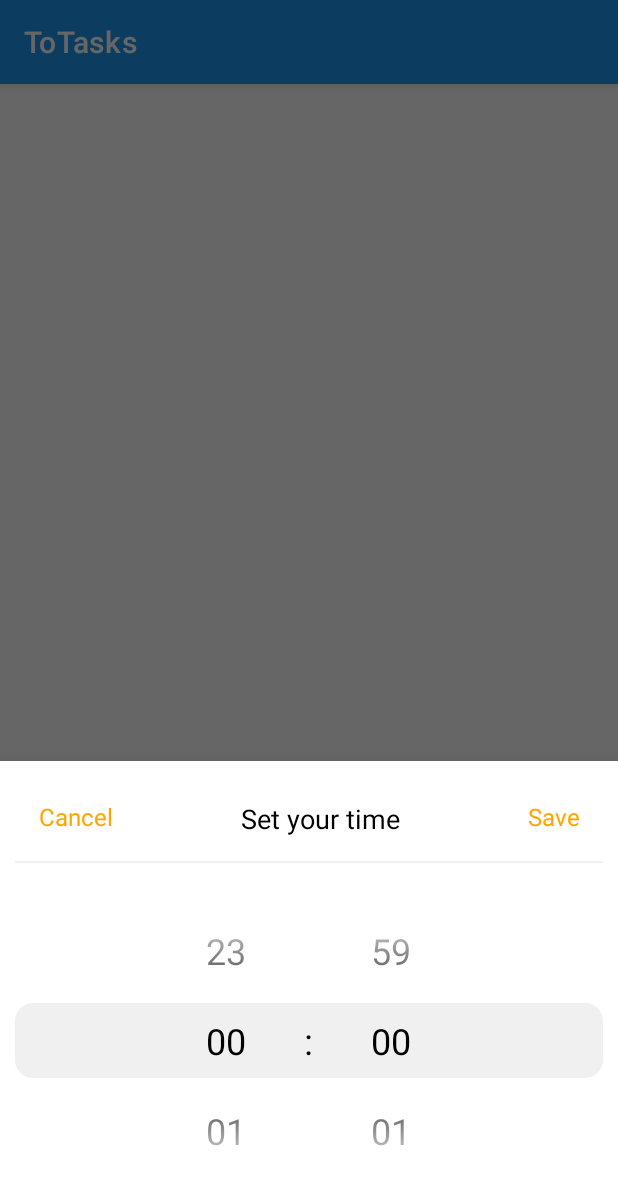
After one commit to LeQNha/DACN1_ToTasks, an Android app: the fragment TimePickerBottomSheetFragment shown on its own in the app's theme, on a phone screen of 412 x 824 dp. The commit adds this screen. Shown: the top 1185 px of the screen. Run offline under Robolectric (Android 15) with nearby library versions, the light colour scheme and no system bars.

Commit message:
Add UI fragment timepicker

```diff
--- /dev/null
+++ b/ToTasksApp/app/src/main/java/com/example/totasks/ui/fragments/TimePickerBottomSheetFragment.kt
@@ -0,0 +1,60 @@
+package com.example.totasks.ui.fragments
+
+import android.os.Bundle
+import android.view.LayoutInflater
+import android.view.View
+import android.view.ViewGroup
+import android.widget.NumberPicker
+import android.widget.TextView
+import androidx.fragment.app.Fragment
+import com.example.totasks.R
+import com.google.android.material.bottomsheet.BottomSheetDialogFragment
+
+class TimePickerBottomSheetFragment : BottomSheetDialogFragment() {
+
+    override fun onCreateView(
+        inflater: LayoutInflater, container: ViewGroup?,
+        savedInstanceState: Bundle?
+    ): View? {
+        val view = inflater.inflate(R.layout.fragment_time_picker_bottom_sheet, container, false)
+
+        // Ánh xạ NumberPicker thay vì TimePicker
+        val numberPickerHour = view.findViewById<NumberPicker>(R.id.numberPickerHour)
+        val numberPickerMin = view.findViewById<NumberPicker>(R.id.numberPickerMin)
+
+        // Cấu hình NumberPicker cho giờ
+        numberPickerHour.minValue = 0
+        numberPickerHour.maxValue = 23
+        numberPickerHour.value = 0  // Giá trị mặc định cho giờ
+        val hourRange = numberPickerHour.maxValue - numberPickerHour.minValue + 1
+        val displayedValuesHour = Array(hourRange) { String.format("%02d", it) }
+        numberPickerHour.displayedValues = displayedValuesHour
+        numberPickerHour.wrapSelectorWheel = true // Cho phép cuộn vòng qua các giá trị
+
+        // Cấu hình NumberPicker cho phút
+        numberPickerMin.minValue = 0
+        numberPickerMin.maxValue = 59
+        numberPickerMin.value = 0  // Giá trị mặc định cho phút
+        val minRange = numberPickerMin.maxValue - numberPickerMin.minValue + 1
+        val displayedValuesMin = Array(minRange) { String.format("%02d", it) }
+        numberPickerMin.displayedValues = displayedValuesMin
+        numberPickerMin.wrapSelectorWheel = true // Cho phép cuộn vòng qua các giá trị
+
+        val btnCancel = view.findViewById<TextView>(R.id.btnCancel)
+        val btnSave = view.findViewById<TextView>(R.id.btnSave)
+
+        btnCancel.setOnClickListener {
+            dismiss() // Đóng bottom sheet khi nhấn Cancel
+        }
+
+        btnSave.setOnClickListener {
+            val selectedHour = numberPickerHour.value
+            val selectedMinute = numberPickerMin.value
+
+            dismiss() // Đóng bottom sheet sau khi chọn
+        }
+
+
+        return view
+    }
+}
--- /dev/null
+++ b/ToTasksApp/app/src/main/res/drawable/bg_picker.xml
@@ -0,0 +1,6 @@
+<?xml version="1.0" encoding="utf-8"?>
+<shape xmlns:android="http://schemas.android.com/apk/res/android"
+    android:shape="rectangle">
+    <solid android:color="#F0F0F0" />
+    <corners android:radius="12dp"/>
+</shape>
--- /dev/null
+++ b/ToTasksApp/app/src/main/res/drawable/bg_time_picker.xml
@@ -0,0 +1,7 @@
+<!-- res/drawable/bg_time_picker.xml -->
+<shape xmlns:android="http://schemas.android.com/apk/res/android"
+    android:shape="rectangle">
+    <solid android:color="#FFFFFF"/>
+    <corners android:radius="16dp"/>
+    <padding android:left="10dp" android:top="10dp" android:right="10dp" android:bottom="10dp"/>
+</shape>
--- /dev/null
+++ b/ToTasksApp/app/src/main/res/layout/fragment_time_picker_bottom_sheet.xml
@@ -0,0 +1,106 @@
+<androidx.constraintlayout.widget.ConstraintLayout xmlns:android="http://schemas.android.com/apk/res/android"
+    xmlns:app="http://schemas.android.com/apk/res-auto"
+    xmlns:tools="http://schemas.android.com/tools"
+    android:layout_width="match_parent"
+    android:layout_height="wrap_content"
+    android:background="@drawable/bg_time_picker">
+
+
+    <LinearLayout
+        android:id="@+id/linear1"
+        android:layout_width="match_parent"
+        android:layout_height="wrap_content"
+        android:orientation="horizontal"
+        android:padding="16dp"
+        app:layout_constraintTop_toTopOf="parent"
+        app:layout_constraintStart_toStartOf="parent"
+        app:layout_constraintEnd_toEndOf="parent">
+
+        <TextView
+            android:id="@+id/btnCancel"
+            android:layout_width="wrap_content"
+            android:layout_height="wrap_content"
+            android:text="Cancel"
+            android:textColor="#FFA500"
+            android:textSize="16sp"
+            android:gravity="center"
+            android:layout_gravity="start"/>
+
+        <TextView
+            android:id="@+id/textTitle"
+            android:layout_width="0dp"
+            android:layout_height="wrap_content"
+            android:text="Set your time"
+            android:textColor="@color/black"
+            android:textSize="18sp"
+            android:gravity="center"
+            android:layout_weight="1"/>
+
+        <TextView
+            android:id="@+id/btnSave"
+            android:layout_width="wrap_content"
+            android:layout_height="wrap_content"
+            android:text="Save"
+            android:textColor="#FFA500"
+            android:textSize="16sp"
+            android:gravity="center"
+            android:layout_gravity="end"/>
+    </LinearLayout>
+    <View
+        android:layout_width="match_parent"
+        android:layout_height="1dp"
+        android:background="#F0F0F0"
+        app:layout_constraintTop_toBottomOf="@id/linear1"
+        app:layout_constraintStart_toStartOf="parent"
+        app:layout_constraintEnd_toEndOf="parent"/>
+
+    <!-- FrameLayout nằm dưới LinearLayout -->
+    <FrameLayout
+        android:layout_width="match_parent"
+        android:layout_height="wrap_content"
+        app:layout_constraintTop_toBottomOf="@id/linear1"
+        app:layout_constraintStart_toStartOf="parent"
+        app:layout_constraintEnd_toEndOf="parent"
+        android:gravity="center_vertical">
+
+        <View
+            android:layout_width="wrap_content"
+            android:layout_height="50dp"
+            android:background="@drawable/bg_picker"
+            android:layout_gravity="center" />
+
+        <LinearLayout
+            android:id="@+id/timePickerLayout"
+            android:layout_width="match_parent"
+            android:layout_height="wrap_content"
+            android:orientation="horizontal"
+            android:gravity="center"
+            android:paddingVertical="20dp">
+
+            <NumberPicker
+                android:id="@+id/numberPickerHour"
+                android:theme="@style/CustomNumberPicker"
+                android:layout_width="wrap_content"
+                android:layout_height="wrap_content"
+                android:layout_margin="10dp"
+                android:textColor="#FFFFFF"
+                android:selectionDividerHeight="0dp"/>
+
+            <TextView
+                android:layout_width="wrap_content"
+                android:layout_height="wrap_content"
+                android:theme="@style/CustomNumberPicker"
+                android:text=":"
+                android:layout_marginHorizontal="10dp"/>
+
+            <NumberPicker
+                android:id="@+id/numberPickerMin"
+                android:theme="@style/CustomNumberPicker"
+                android:layout_width="wrap_content"
+                android:layout_height="wrap_content"
+                android:layout_margin="10dp"
+                android:textColor="#FFFFFF"
+                android:selectionDividerHeight="0dp"/>
+        </LinearLayout>
+    </FrameLayout>
+</androidx.constraintlayout.widget.ConstraintLayout>
--- a/ToTasksApp/app/src/main/res/values/style.xml
+++ b/ToTasksApp/app/src/main/res/values/style.xml
@@ -3,5 +3,11 @@
     <style name="priority_important">
         <item name="android:background">#FF9800</item>
     </style>
-
+    <style name="CustomNumberPicker">
+        <!-- Thay đổi kích thước chữ -->
+        <item name="android:textSize">24sp</item>
+        <item name="android:textColorPrimary">@color/black</item>
+        <item name="android:textColor">@color/black</item>
+        <item name="android:colorControlNormal">@color/black</item>
+    </style>
 </resources>
```
